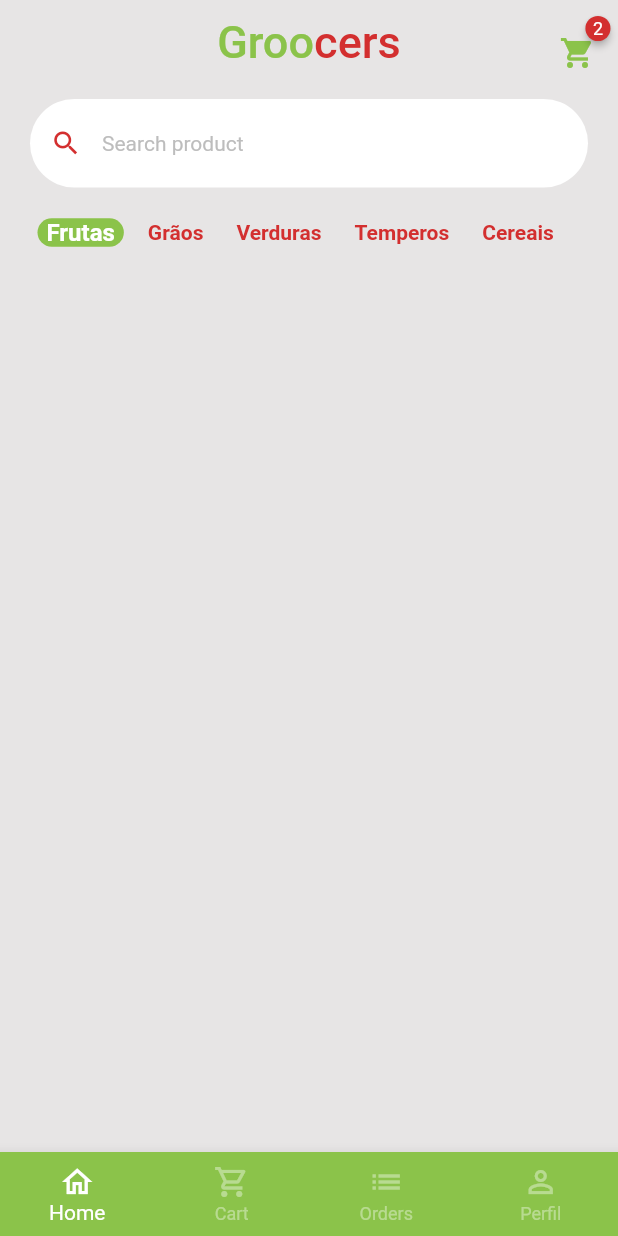
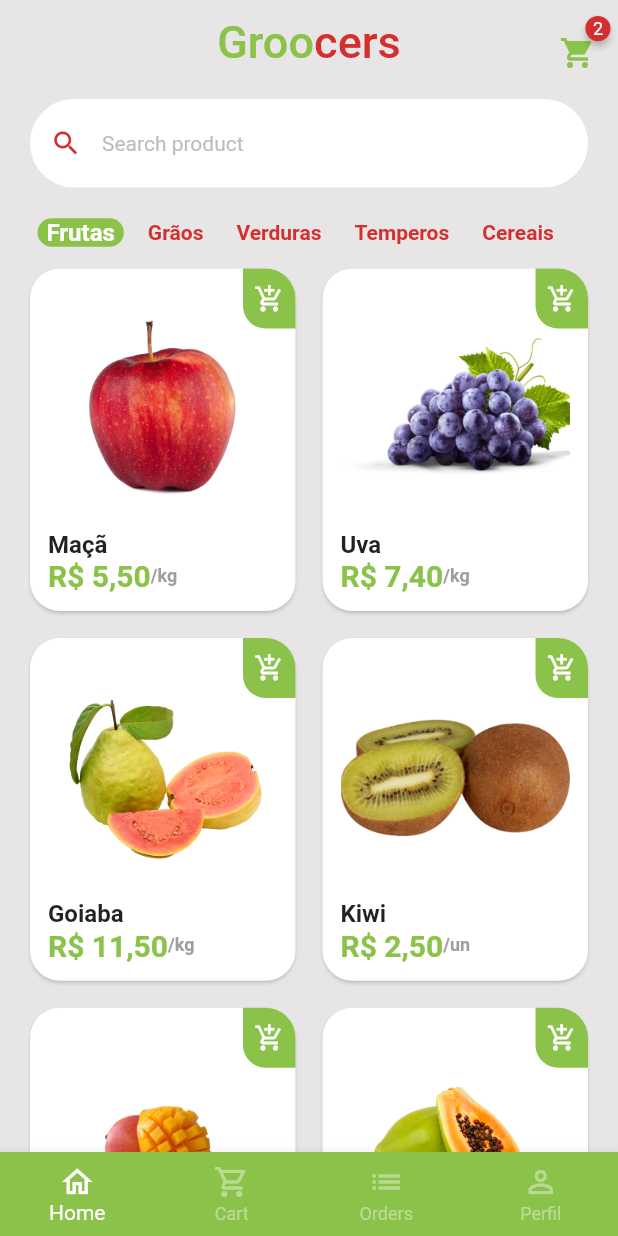
Before and after one commit to Janku13/flutter_ecommerce, a Flutter app: the screen it shows after launch, on a phone screen of 412 x 824 dp. Run offline on Flutter 3.47's test engine with Material 2 defaults, Android fonts, the phone set to English and light mode, and no system bars; drawn by our look-alikes of badges; our stand-ins replace animated_text_kit, mask_text_input_formatter.

Commit message:
putting product grid on home page

```diff
--- a/lib/main.dart
+++ b/lib/main.dart
@@ -1,6 +1,5 @@
 import 'package:flutter/material.dart';
-import 'package:flutter_ecommerce/src/auth/sign_in_screen.dart';
-import 'package:flutter_ecommerce/src/base/base_screen.dart';
+import 'package:flutter_ecommerce/src/screens/base/base_screen.dart';
 
 void main() {
   runApp(const MyApp());
--- /dev/null
+++ b/lib/src/config/app_data.dart
@@ -0,0 +1,72 @@
+import 'package:flutter_ecommerce/src/models/item_model.dart';
+
+ItemModel apple = ItemModel(
+  description:
+      'A melhor maçã da região e que conta com o melhor preço de qualquer quitanda. Este item conta com vitaminas essenciais para o fortalecimento corporal, resultando em uma vida saudável.',
+  imgUrl: 'assets/fruits/apple.png',
+  itemName: 'Maçã',
+  price: 5.5,
+  unit: 'kg',
+);
+
+ItemModel grape = ItemModel(
+  imgUrl: 'assets/fruits/grape.png',
+  itemName: 'Uva',
+  price: 7.4,
+  unit: 'kg',
+  description:
+      'A melhor uva da região e que conta com o melhor preço de qualquer quitanda. Este item conta com vitaminas essenciais para o fortalecimento corporal, resultando em uma vida saudável.',
+);
+
+ItemModel guava = ItemModel(
+  imgUrl: 'assets/fruits/guava.png',
+  itemName: 'Goiaba',
+  price: 11.5,
+  unit: 'kg',
+  description:
+      'A melhor goiaba da região e que conta com o melhor preço de qualquer quitanda. Este item conta com vitaminas essenciais para o fortalecimento corporal, resultando em uma vida saudável.',
+);
+
+ItemModel kiwi = ItemModel(
+  imgUrl: 'assets/fruits/kiwi.png',
+  itemName: 'Kiwi',
+  price: 2.5,
+  unit: 'un',
+  description:
+      'O melhor kiwi da região e que conta com o melhor preço de qualquer quitanda. Este item conta com vitaminas essenciais para o fortalecimento corporal, resultando em uma vida saudável.',
+);
+
+ItemModel mango = ItemModel(
+  imgUrl: 'assets/fruits/mango.png',
+  itemName: 'Manga',
+  price: 2.5,
+  unit: 'un',
+  description:
+      'A melhor manga da região e que conta com o melhor preço de qualquer quitanda. Este item conta com vitaminas essenciais para o fortalecimento corporal, resultando em uma vida saudável.',
+);
+
+ItemModel papaya = ItemModel(
+  imgUrl: 'assets/fruits/papaya.png',
+  itemName: 'Mamão papaya',
+  price: 8,
+  unit: 'kg',
+  description:
+      'O melhor mamão da região e que conta com o melhor preço de qualquer quitanda. Este item conta com vitaminas essenciais para o fortalecimento corporal, resultando em uma vida saudável.',
+);
+
+// Lista de produtos
+List<ItemModel> items = [
+  apple,
+  grape,
+  guava,
+  kiwi,
+  mango,
+  papaya,
+];
+List<String> categories = [
+  'Frutas',
+  'Grãos',
+  'Verduras',
+  'Temperos',
+  'Cereais',
+];
--- /dev/null
+++ b/lib/src/models/item_model.dart
@@ -0,0 +1,14 @@
+class ItemModel {
+  String itemName;
+  String imgUrl;
+  String unit;
+  double price;
+  String description;
+  ItemModel({
+    required this.description,
+    required this.itemName,
+    required this.imgUrl,
+    required this.unit,
+    required this.price,
+  });
+}
--- a/lib/src/auth/sign_in_screen.dart
+++ b/lib/src/screens/auth/sign_in_screen.dart
@@ -1,10 +1,10 @@
 import 'package:flutter/material.dart';
 import 'package:animated_text_kit/animated_text_kit.dart';
-import 'package:flutter_ecommerce/src/auth/components/custom_text_field.dart';
-import 'package:flutter_ecommerce/src/auth/sign_up_screen.dart';
-import 'package:flutter_ecommerce/src/base/base_screen.dart';
 
 import 'package:flutter_ecommerce/src/config/custom_colors.dart';
+import 'package:flutter_ecommerce/src/screens/auth/components/custom_text_field.dart';
+import 'package:flutter_ecommerce/src/screens/auth/sign_up_screen.dart';
+import 'package:flutter_ecommerce/src/screens/base/base_screen.dart';
 
 class SignInScreen extends StatelessWidget {
   const SignInScreen({Key? key}) : super(key: key);
--- a/lib/src/auth/sign_up_screen.dart
+++ b/lib/src/screens/auth/sign_up_screen.dart
@@ -1,6 +1,7 @@
 import 'package:flutter/material.dart';
-import 'package:flutter_ecommerce/src/auth/components/custom_text_field.dart';
+
 import 'package:flutter_ecommerce/src/config/custom_colors.dart';
+import 'package:flutter_ecommerce/src/screens/auth/components/custom_text_field.dart';
 import 'package:mask_text_input_formatter/mask_text_input_formatter.dart';
 
 class SignUpScreen extends StatelessWidget {
--- a/lib/src/base/base_screen.dart
+++ b/lib/src/screens/base/base_screen.dart
@@ -1,6 +1,6 @@
 import 'package:flutter/material.dart';
 import 'package:flutter_ecommerce/src/config/custom_colors.dart';
-import 'package:flutter_ecommerce/src/home/home_tab.dart';
+import 'package:flutter_ecommerce/src/screens/home/home_tab.dart';
 
 class BaseScreen extends StatefulWidget {
   const BaseScreen({Key? key}) : super(key: key);
--- /dev/null
+++ b/lib/src/screens/home/components/item_tile.dart
@@ -0,0 +1,90 @@
+import 'package:flutter/material.dart';
+import 'package:flutter_ecommerce/src/config/app_data.dart' as appData;
+import 'package:flutter_ecommerce/src/config/custom_colors.dart';
+import 'package:flutter_ecommerce/src/models/item_model.dart';
+import 'package:flutter_ecommerce/src/services/utils_services.dart';
+
+class ItemTile extends StatelessWidget {
+  final ItemModel item;
+  ItemTile({
+    Key? key,
+    required this.item,
+  }) : super(key: key);
+  UtilsServices utilsServices = UtilsServices();
+  @override
+  Widget build(BuildContext context) {
+    return Stack(
+      children: [
+        Card(
+          elevation: 1,
+          shadowColor: Colors.grey.shade300,
+          shape: RoundedRectangleBorder(
+            borderRadius: BorderRadius.circular(20.0),
+          ),
+          child: Padding(
+            padding: const EdgeInsets.all(12.0),
+            child: Column(
+              crossAxisAlignment: CrossAxisAlignment.stretch,
+              children: [
+                //imagem
+                Expanded(child: Image.asset(item.imgUrl)),
+                //Nome
+                Text(
+                  item.itemName,
+                  style: const TextStyle(
+                    fontSize: 16,
+                    fontWeight: FontWeight.bold,
+                  ),
+                ),
+                //Preço - unidade
+                Row(
+                  children: [
+                    Text(
+                      utilsServices.priceToCurrency(item.price),
+                      style: TextStyle(
+                        fontSize: 20,
+                        color: CustomColors.customSwatchColor,
+                        fontWeight: FontWeight.bold,
+                      ),
+                    ),
+                    Text(
+                      '/${item.unit}',
+                      style: TextStyle(
+                        fontSize: 12,
+                        color: Colors.grey.shade500,
+                        fontWeight: FontWeight.bold,
+                      ),
+                    ),
+                  ],
+                ),
+              ],
+            ),
+          ),
+        ),
+        Positioned(
+          top: 4,
+          right: 4,
+          child: GestureDetector(
+            onTap: () {},
+            child: Container(
+              height: 40,
+              width: 35,
+              decoration: BoxDecoration(
+                color: CustomColors.customSwatchColor,
+                borderRadius: const BorderRadius.only(
+                  bottomLeft: Radius.circular(15),
+                  topRight: Radius.circular(20),
+                ),
+              ),
+              child: const Icon(
+                Icons.add_shopping_cart_outlined,
+                color: Colors.white,
+                size: 20,
+              ),
+            ),
+          ),
+        )
+      ],
+    );
+  }
+}
--- a/lib/src/home/home_tab.dart
+++ b/lib/src/screens/home/home_tab.dart
@@ -1,7 +1,10 @@
 import 'package:badges/badges.dart';
 import 'package:flutter/material.dart';
+// ignore: library_prefixes
+import 'package:flutter_ecommerce/src/config/app_data.dart' as appData;
 import 'package:flutter_ecommerce/src/config/custom_colors.dart';
-import 'package:flutter_ecommerce/src/home/components/category_tile.dart';
+import 'package:flutter_ecommerce/src/screens/home/components/category_tile.dart';
+import 'package:flutter_ecommerce/src/screens/home/components/item_tile.dart';
 
 class HomeWidget extends StatelessWidget {
   const HomeWidget({Key? key}) : super(key: key);
@@ -91,11 +94,27 @@ class HomeWidget extends StatelessWidget {
                     )),
               ),
             ),
+          ),
+          //category list
+          const CategoryList(),
+          //product grid
+          Expanded(
+            child: GridView.builder(
+              padding: const EdgeInsets.fromLTRB(16, 0, 16, 16),
+              physics: const BouncingScrollPhysics(),
+              gridDelegate: const SliverGridDelegateWithFixedCrossAxisCount(
+                  crossAxisCount: 2,
+                  mainAxisSpacing: 10,
+                  crossAxisSpacing: 10,
+                  childAspectRatio: 9 / 11.5),
+              itemCount: appData.items.length,
+              itemBuilder: (_, index) {
+                return ItemTile(
+                  item: appData.items[index],
+                );
+              },
+            ),
           )
-          //category list
-          ,
-          CategoryList(),
-          //product grid
         ],
       ),
     );
@@ -103,21 +122,13 @@ class HomeWidget extends StatelessWidget {
 }
 
 class CategoryList extends StatefulWidget {
-  CategoryList({Key? key}) : super(key: key);
+  const CategoryList({Key? key}) : super(key: key);
 
   @override
   State<CategoryList> createState() => _CategoryListState();
 }
 
 class _CategoryListState extends State<CategoryList> {
-  final List<String> categories = [
-    'Frutas',
-    'Grãos',
-    'Verduras',
-    'Temperos',
-    'Cereais',
-  ];
-
   String selectedCategory = 'Frutas';
 
   @override
@@ -129,11 +140,11 @@ class _CategoryListState extends State<CategoryList> {
         scrollDirection: Axis.horizontal,
         itemBuilder: (_, index) {
           return CategoryTile(
-            category: categories[index],
-            isSelected: selectedCategory == categories[index],
+            category: appData.categories[index],
+            isSelected: selectedCategory == appData.categories[index],
             onPressd: () {
               setState(() {
-                selectedCategory = categories[index];
+                selectedCategory = appData.categories[index];
               });
             },
           );
@@ -141,7 +152,7 @@ class _CategoryListState extends State<CategoryList> {
         separatorBuilder: (_, index) => const SizedBox(
           width: 10,
         ),
-        itemCount: categories.length,
+        itemCount: appData.categories.length,
       ),
     );
   }
--- /dev/null
+++ b/lib/src/services/utils_services.dart
@@ -0,0 +1,8 @@
+import 'package:intl/intl.dart';
+
+class UtilsServices {
+  String priceToCurrency(double price) {
+    NumberFormat numberFormat = NumberFormat.simpleCurrency(locale: 'pt_BR');
+    return numberFormat.format(price);
+  }
+}
--- a/pubspec.yaml
+++ b/pubspec.yaml
@@ -36,6 +36,7 @@ dependencies:
   animated_text_kit: ^4.2.2
   mask_text_input_formatter: ^2.3.0
   badges: ^2.0.3
+  intl: ^0.17.0
 
 dev_dependencies:
   flutter_test:
@@ -59,8 +60,8 @@ flutter:
   uses-material-design: true
 
   # To add assets to your application, add an assets section, like this:
-  # assets:
-  #   - images/a_dot_burr.jpeg
+  assets:
+    - assets/fruits/
   #   - images/a_dot_ham.jpeg
 
   # An image asset can refer to one or more resolution-specific "variants", see
```
Also changed, not shown: assets/fruits/apple.png (added), assets/fruits/grape.png (added), assets/fruits/guava.png (added), assets/fruits/kiwi.png (added), assets/fruits/mango.png (added), assets/fruits/papaya.png (added), lib/src/screens/auth/components/custom_text_field.dart (renamed from lib/src/auth/components/custom_text_field.dart), lib/src/screens/home/components/category_tile.dart (renamed from lib/src/home/components/category_tile.dart), pubspec.lock.
